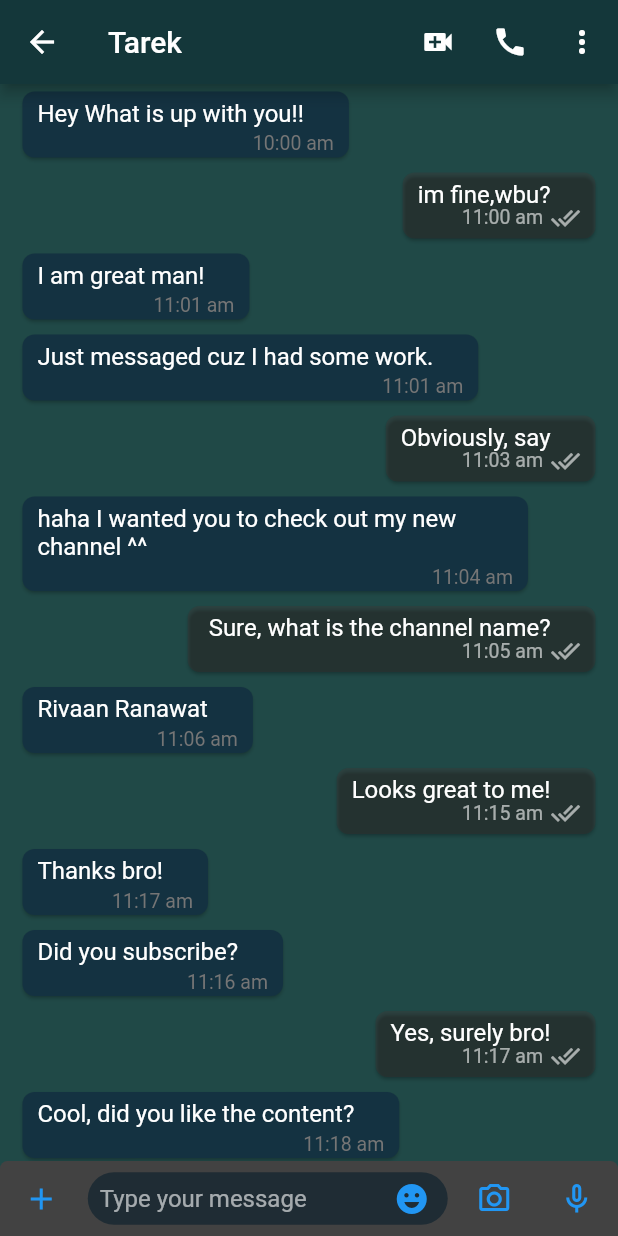
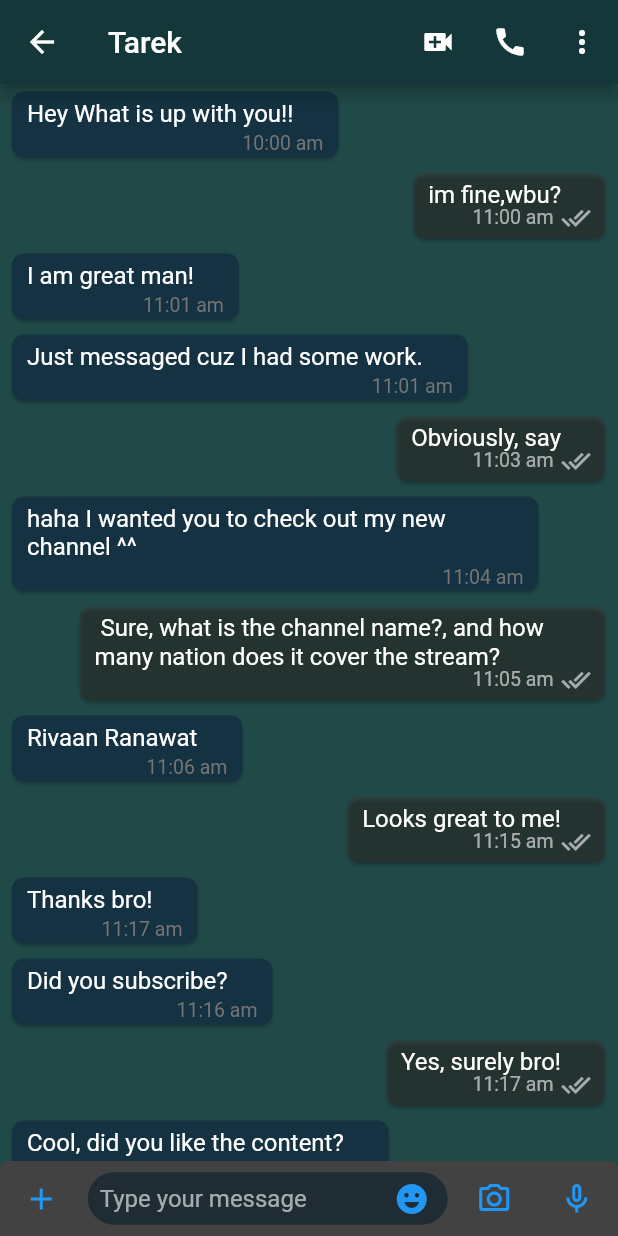
Before and after one commit to SaifulIslam13/KothaAPP, a Flutter app: the MobileChatScreen screen opened directly, on a phone screen of 412 x 824 dp. Run offline on Flutter 3.47's test engine with Material 2 defaults, Android fonts, the phone set to English and light mode, and no system bars; our stand-ins replace firebase_core; accounts and stored records are empty; network calls fail.

Commit message:
Ui Design Upgrade

```diff
--- a/lib/info.dart
+++ b/lib/info.dart
@@ -7,14 +7,14 @@ const info = [
         'https://upload.wikimedia.org/wikipedia/commons/8/85/Elon_Musk_Royal_Society_%28crop1%29.jpg',
   },
   {
-    'name': 'John Doe',
+    'name': 'mehedi',
     'message': 'Hello, whats up',
     'time': '2:25 pm',
     'profilePic':
         'https://www.socialketchup.in/wp-content/uploads/2020/05/fi-vill-JOHN-DOE.jpg',
   },
   {
-    'name': 'Naman Ranawat',
+    'name': 'Nakib',
     'message': 'Hello, I want to sleep.',
     'time': '1:03 pm',
     'profilePic':
@@ -35,14 +35,14 @@ const info = [
         'https://uploads.dailydot.com/2018/10/olli-the-polite-cat.jpg?auto=compress%2Cformat&ixlib=php-3.3.0',
   },
   {
-    'name': 'Jurica',
+    'name': 'Imran',
     'message': 'Yo!!!!! Long time, no see!?',
     'time': '9:53 am',
     'profilePic':
         'https://images.unsplash.com/photo-1500648767791-00dcc994a43e?ixlib=rb-1.2.1&ixid=MnwxMjA3fDB8MHxzZWFyY2h8Mnx8cmFuZG9tJTIwcGVvcGxlfGVufDB8fDB8fA%3D%3D&auto=format&fit=crop&w=900&q=60',
   },
   {
-    'name': 'Albert Dera',
+    'name': 'Sony',
     'message': 'Am I fat?',
     'time': '7:25 am',
     'profilePic':
@@ -63,7 +63,7 @@ const info = [
         'https://images.unsplash.com/photo-1619194617062-5a61b9c6a049?ixlib=rb-1.2.1&ixid=MnwxMjA3fDB8MHxzZWFyY2h8MTB8fHJhbmRvbSUyMHBlb3BsZXxlbnwwfHwwfHw%3D&auto=format&fit=crop&w=900&q=60',
   },
   {
-    'name': 'Ian Dooley',
+    'name': 'Bellal',
     'message': 'Images by Unsplash',
     'time': '1:00 am',
     'profilePic':
@@ -88,7 +88,8 @@ const messages = [
   },
   {
     "isMe": true,
-    "text": " Sure, what is the channel name?",
+    "text":
+        " Sure, what is the channel name?, and how many nation does it cover the stream?",
     "time": "11:05 am"
   },
   {
--- a/lib/screens/mobile_chat.dart
+++ b/lib/screens/mobile_chat.dart
@@ -5,14 +5,13 @@ import 'package:kotha_app/widgets/chat_list.dart';
 
 class MobileChatScreen extends StatelessWidget {
   const MobileChatScreen({Key? key}) : super(key: key);
-
   @override
   Widget build(BuildContext context) {
     return Scaffold(
       appBar: AppBar(
         backgroundColor: appBarColor,
         title: Text(
-          info[0]['name'].toString(),
+          info[0]["name"].toString(),
         ),
         centerTitle: false,
         actions: [
--- a/lib/widgets/my_message.dart
+++ b/lib/widgets/my_message.dart
@@ -20,7 +20,7 @@ class MyMessageCard extends StatelessWidget {
           elevation: 1,
           shape: RoundedRectangleBorder(borderRadius: BorderRadius.circular(8)),
           color: messageColor,
-          margin: const EdgeInsets.symmetric(horizontal: 15, vertical: 5),
+          margin: const EdgeInsets.symmetric(horizontal: 8, vertical: 5),
           child: Stack(
             children: [
               Padding(
--- a/lib/widgets/sender_message.dart
+++ b/lib/widgets/sender_message.dart
@@ -22,7 +22,7 @@ class SenderMessageCard extends StatelessWidget {
           elevation: 1,
           shape: RoundedRectangleBorder(borderRadius: BorderRadius.circular(8)),
           color: senderMessageColor,
-          margin: const EdgeInsets.symmetric(horizontal: 15, vertical: 5),
+          margin: const EdgeInsets.symmetric(horizontal: 8, vertical: 5),
           child: Stack(
             children: [
               Padding(
```
